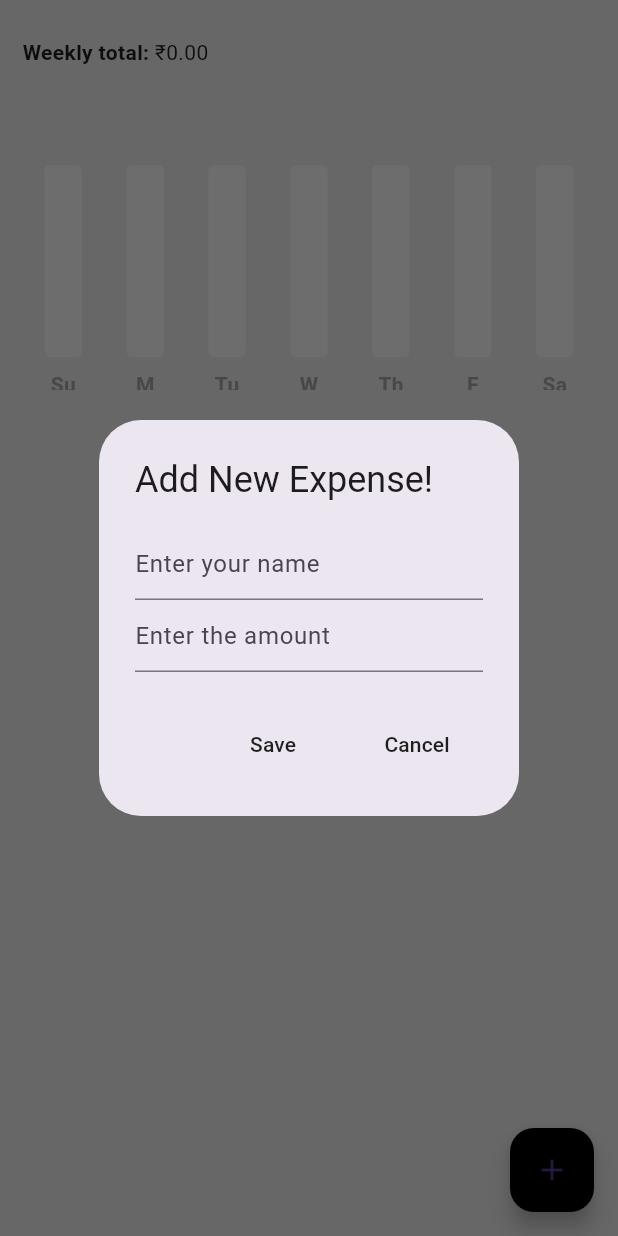
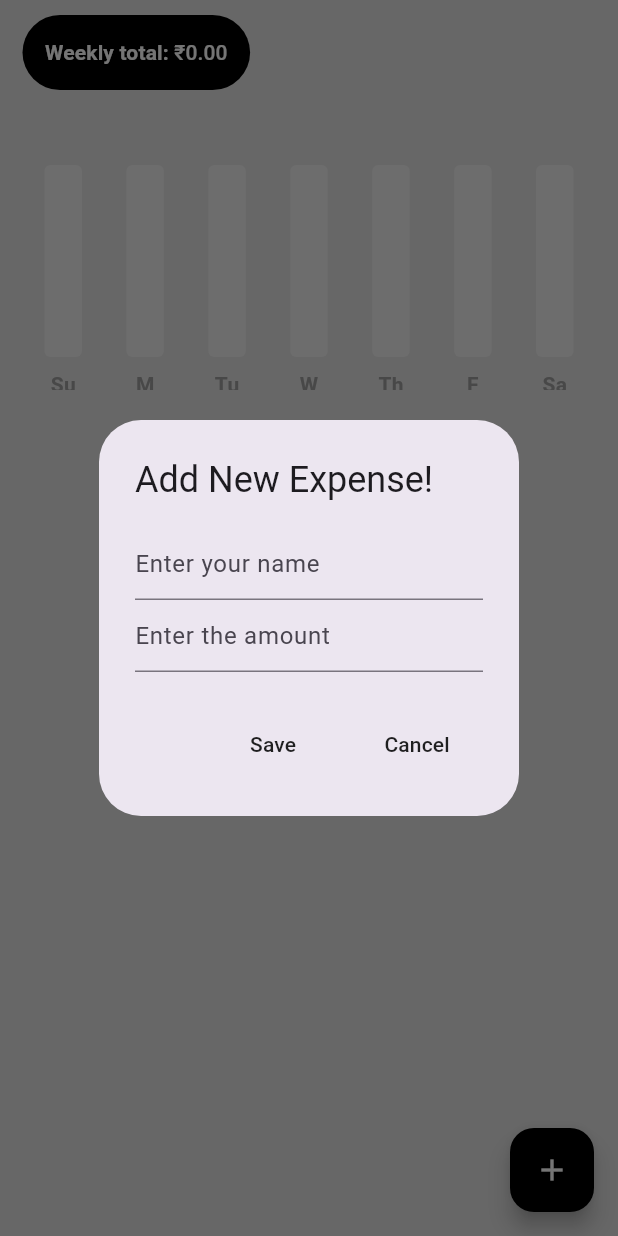
Before and after one commit to billz-app/billz, a Flutter app: the HomePage screen opened by its route, after a tap on the "add" icon, on a phone screen of 412 x 824 dp. Run offline on Flutter 3.47's test engine with Material 3 defaults, Android fonts, the phone set to English and light mode, and no system bars; drawn by our look-alikes of fl_chart; our stand-ins replace flutter_slidable, hive, hive_flutter, permission_handler; accounts and stored records are empty.

Commit message:
chore: ui changes

```diff
--- a/billz/lib/components/expense_summary.dart
+++ b/billz/lib/components/expense_summary.dart
@@ -95,15 +95,32 @@ class ExpenseSummary extends StatelessWidget {
         children: [
           // week total
           Padding(
-            padding: const EdgeInsets.all(15.0),
-            child: Row(
-              children: [
-                Text(
-                  'Weekly total: ',
-                  style: TextStyle(fontWeight: FontWeight.bold),
+            padding:
+                const EdgeInsets.only(left: 15.0), // Add padding to the left
+            child: Container(
+              alignment: Alignment.topLeft,
+              child: TextButton(
+                onPressed: () {},
+                style: TextButton.styleFrom(
+                  backgroundColor: Colors.black,
+                  padding: EdgeInsets.all(15.0),
                 ),
-                Text('\₹$weeklyTotal')
-              ],
+                child: Row(
+                  mainAxisSize: MainAxisSize
+                      .min, // Make the row only as wide as the texts
+                  children: [
+                    Text(
+                      'Weekly total: ',
+                      style: TextStyle(
+                          fontWeight: FontWeight.bold, color: Colors.white),
+                    ),
+                    Text(
+                      '\₹$weeklyTotal',
+                      style: TextStyle(color: Colors.white),
+                    ),
+                  ],
+                ),
+              ),
             ),
           ),
           const SizedBox(
--- a/billz/lib/pages/home_page.dart
+++ b/billz/lib/pages/home_page.dart
@@ -106,7 +106,7 @@ class _HomePageState extends State<HomePage> {
         backgroundColor: Colors.grey[300],
         floatingActionButton: FloatingActionButton(
           onPressed: addNewExpense,
-          child: Icon(Icons.add),
+          child: Icon(Icons.add, color: Colors.white),
           backgroundColor: Colors.black,
         ),
         body: ListView(
```
Also changed, not shown: billz/lib/pages/intro-screen.dart (+33 -4 lines).
